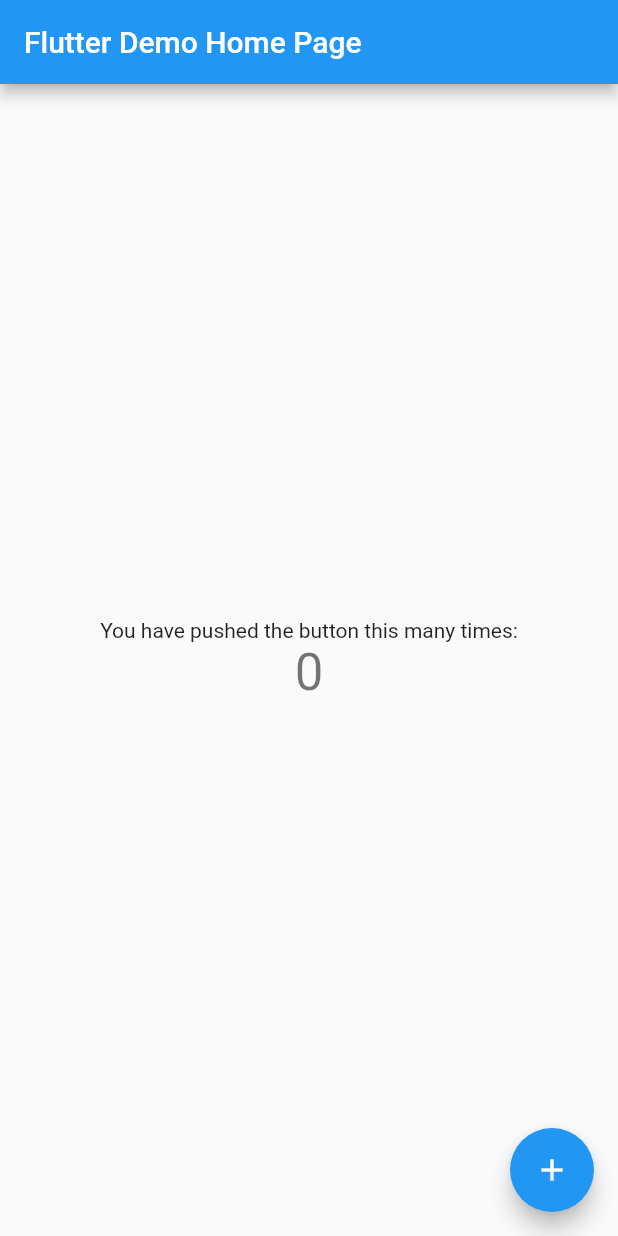
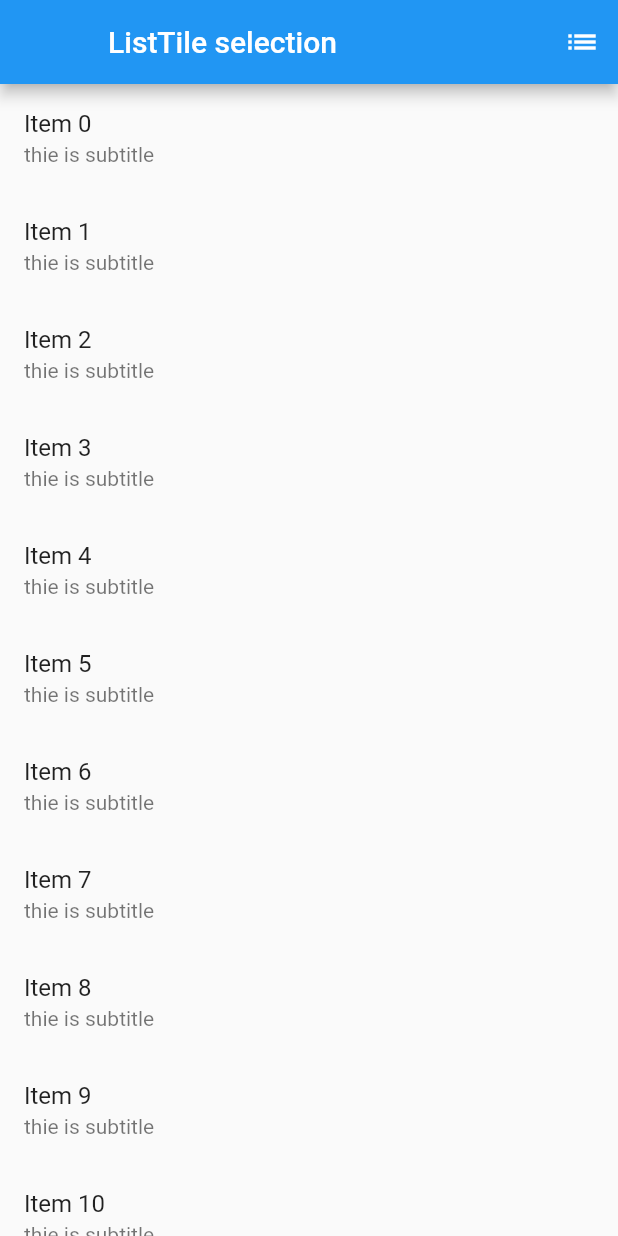
Before and after one commit to chenyuqing90/listview_icon, a Flutter app: the screen it shows after launch, on a phone screen of 412 x 824 dp. Run offline on Flutter 3.47's test engine with Material 2 defaults, Android fonts, the phone set to English and light mode, and no system bars.

Commit message:
new subtitle

```diff
--- a/lib/main.dart
+++ b/lib/main.dart
@@ -1,115 +1,233 @@
 import 'package:flutter/material.dart';
 
-void main() {
-  runApp(const MyApp());
-}
+void main() => runApp(const MyApp());
 
 class MyApp extends StatelessWidget {
   const MyApp({super.key});
 
-  // This widget is the root of your application.
+  static const String _title = 'Flutter Code Sample';
+
   @override
   Widget build(BuildContext context) {
-    return MaterialApp(
-      title: 'Flutter Demo',
-      theme: ThemeData(
-        // This is the theme of your application.
-        //
-        // Try running your application with "flutter run". You'll see the
-        // application has a blue toolbar. Then, without quitting the app, try
-        // changing the primarySwatch below to Colors.green and then invoke
-        // "hot reload" (press "r" in the console where you ran "flutter run",
-        // or simply save your changes to "hot reload" in a Flutter IDE).
-        // Notice that the counter didn't reset back to zero; the application
-        // is not restarted.
-        primarySwatch: Colors.blue,
-      ),
-      home: const MyHomePage(title: 'Flutter Demo Home Page'),
+    return const MaterialApp(
+      title: _title,
+      home: ListTileSelectExample(),
     );
   }
 }
 
-class MyHomePage extends StatefulWidget {
-  const MyHomePage({super.key, required this.title});
-
-  // This widget is the home page of your application. It is stateful, meaning
-  // that it has a State object (defined below) that contains fields that affect
-  // how it looks.
-
-  // This class is the configuration for the state. It holds the values (in this
-  // case the title) provided by the parent (in this case the App widget) and
-  // used by the build method of the State. Fields in a Widget subclass are
-  // always marked "final".
-
-  final String title;
+class ListTileSelectExample extends StatefulWidget {
+  const ListTileSelectExample({super.key});
 
   @override
-  State<MyHomePage> createState() => _MyHomePageState();
+  ListTileSelectExampleState createState() => ListTileSelectExampleState();
 }
 
-class _MyHomePageState extends State<MyHomePage> {
-  int _counter = 0;
+class ListTileSelectExampleState extends State<ListTileSelectExample> {
+  bool isSelectionMode = false;
+  final int listLength = 20;
+  late List<bool> _selected;
+  bool _selectAll = false;
+  bool _isGridMode = false;
 
-  void _incrementCounter() {
-    setState(() {
-      // This call to setState tells the Flutter framework that something has
-      // changed in this State, which causes it to rerun the build method below
-      // so that the display can reflect the updated values. If we changed
-      // _counter without calling setState(), then the build method would not be
-      // called again, and so nothing would appear to happen.
-      _counter++;
-    });
+  @override
+  void initState() {
+    super.initState();
+    initializeSelection();
+  }
+
+  void initializeSelection() {
+    _selected = List<bool>.generate(listLength, (_) => false);
+  }
+
+  @override
+  void dispose() {
+    _selected.clear();
+    super.dispose();
   }
 
   @override
   Widget build(BuildContext context) {
-    // This method is rerun every time setState is called, for instance as done
-    // by the _incrementCounter method above.
-    //
-    // The Flutter framework has been optimized to make rerunning build methods
-    // fast, so that you can just rebuild anything that needs updating rather
-    // than having to individually change instances of widgets.
     return Scaffold(
-      appBar: AppBar(
-        // Here we take the value from the MyHomePage object that was created by
-        // the App.build method, and use it to set our appbar title.
-        title: Text(widget.title),
-      ),
-      body: Center(
-        // Center is a layout widget. It takes a single child and positions it
-        // in the middle of the parent.
-        child: Column(
-          // Column is also a layout widget. It takes a list of children and
-          // arranges them vertically. By default, it sizes itself to fit its
-          // children horizontally, and tries to be as tall as its parent.
-          //
-          // Invoke "debug painting" (press "p" in the console, choose the
-          // "Toggle Debug Paint" action from the Flutter Inspector in Android
-          // Studio, or the "Toggle Debug Paint" command in Visual Studio Code)
-          // to see the wireframe for each widget.
-          //
-          // Column has various properties to control how it sizes itself and
-          // how it positions its children. Here we use mainAxisAlignment to
-          // center the children vertically; the main axis here is the vertical
-          // axis because Columns are vertical (the cross axis would be
-          // horizontal).
-          mainAxisAlignment: MainAxisAlignment.center,
-          children: <Widget>[
-            const Text(
-              'You have pushed the button this many times:',
-            ),
-            Text(
-              '$_counter',
-              style: Theme.of(context).textTheme.headline4,
-            ),
+        appBar: AppBar(
+          title: const Text(
+            'ListTile selection',
+          ),
+          leading: isSelectionMode
+              ? IconButton(
+            icon: const Icon(Icons.close),
+            onPressed: () {
+              setState(() {
+                isSelectionMode = false;
+              });
+              initializeSelection();
+            },
+          )
+              : const SizedBox(),
+          actions: <Widget>[
+            if (_isGridMode)
+              IconButton(
+                icon: const Icon(Icons.grid_on),
+                onPressed: () {
+                  setState(() {
+                    _isGridMode = false;
+                  });
+                },
+              )
+            else
+              IconButton(
+                icon: const Icon(Icons.list),
+                onPressed: () {
+                  setState(() {
+                    _isGridMode = true;
+                  });
+                },
+              ),
+            if (isSelectionMode)
+              TextButton(
+                  child: !_selectAll
+                      ? const Text(
+                    'select all',
+                    style: TextStyle(color: Colors.white),
+                  )
+                      : const Text(
+                    'unselect all',
+                    style: TextStyle(color: Colors.white),
+                  ),
+                  onPressed: () {
+                    _selectAll = !_selectAll;
+                    setState(() {
+                      _selected =
+                      List<bool>.generate(listLength, (_) => _selectAll);
+                    });
+                  }),
           ],
         ),
-      ),
-      floatingActionButton: FloatingActionButton(
-        onPressed: _incrementCounter,
-        tooltip: 'Increment',
-        child: const Icon(Icons.add),
-      ), // This trailing comma makes auto-formatting nicer for build methods.
-    );
+        body: _isGridMode
+            ? GridBuilder(
+          isSelectionMode: isSelectionMode,
+          selectedList: _selected,
+          onSelectionChange: (bool x) {
+            setState(() {
+              isSelectionMode = x;
+            });
+          },
+        )
+            : ListBuilder(
+          isSelectionMode: isSelectionMode,
+          selectedList: _selected,
+          onSelectionChange: (bool x) {
+            setState(() {
+              isSelectionMode = x;
+            });
+          },
+        ));
   }
 }
+
+class GridBuilder extends StatefulWidget {
+  const GridBuilder({
+    super.key,
+    required this.selectedList,
+    required this.isSelectionMode,
+    required this.onSelectionChange,
+  });
+
+  final bool isSelectionMode;
+  final Function(bool)? onSelectionChange;
+  final List<bool> selectedList;
+
+  @override
+  GridBuilderState createState() => GridBuilderState();
+}
+
+class GridBuilderState extends State<GridBuilder> {
+  void _toggle(int index) {
+    if (widget.isSelectionMode) {
+      setState(() {
+        widget.selectedList[index] = !widget.selectedList[index];
+      });
+    }
+  }
+
+  @override
+  Widget build(BuildContext context) {
+    return GridView.builder(
+        itemCount: widget.selectedList.length,
+        gridDelegate:
+        const SliverGridDelegateWithFixedCrossAxisCount(crossAxisCount: 2),
+        itemBuilder: (_, int index) {
+          return InkWell(
+            onTap: () => _toggle(index),
+            onLongPress: () {
+              if (!widget.isSelectionMode) {
+                setState(() {
+                  widget.selectedList[index] = true;
+                });
+                widget.onSelectionChange!(true);
+              }
+            },
+            child: GridTile(
+                child: Container(
+                  child: widget.isSelectionMode
+                      ? Checkbox(
+                      onChanged: (bool? x) => _toggle(index),
+                      value: widget.selectedList[index])
+                      : const Icon(Icons.image),
+                )),
+          );
+        });
+  }
+}
+
+class ListBuilder extends StatefulWidget {
+  const ListBuilder({
+    super.key,
+    required this.selectedList,
+    required this.isSelectionMode,
+    required this.onSelectionChange,
+  });
+
+  final bool isSelectionMode;
+  final List<bool> selectedList;
+  final Function(bool)? onSelectionChange;
+
+  @override
+  State<ListBuilder> createState() => _ListBuilderState();
+}
+
+class _ListBuilderState extends State<ListBuilder> {
+  void _toggle(int index) {
+    if (widget.isSelectionMode) {
+      setState(() {
+        widget.selectedList[index] = !widget.selectedList[index];
+      });
+    }
+  }
+
+  @override
+  Widget build(BuildContext context) {
+    return ListView.builder(
+        itemCount: widget.selectedList.length,
+        itemBuilder: (_, int index) {
+          return ListTile(
+              onTap: () => _toggle(index),
+              onLongPress: () {
+                if (!widget.isSelectionMode) {
+                  setState(() {
+                    widget.selectedList[index] = true;
+                  });
+                  widget.onSelectionChange!(true);
+                }
+              },
+              trailing: widget.isSelectionMode
+                  ? Checkbox(
+                value: widget.selectedList[index],
+                onChanged: (bool? x) => _toggle(index),
+              )
+                  : const SizedBox.shrink(),
+              title: Text('Item $index'),
+              subtitle: Text('thie is subtitle'),);
+        });
+  }
+}
```
